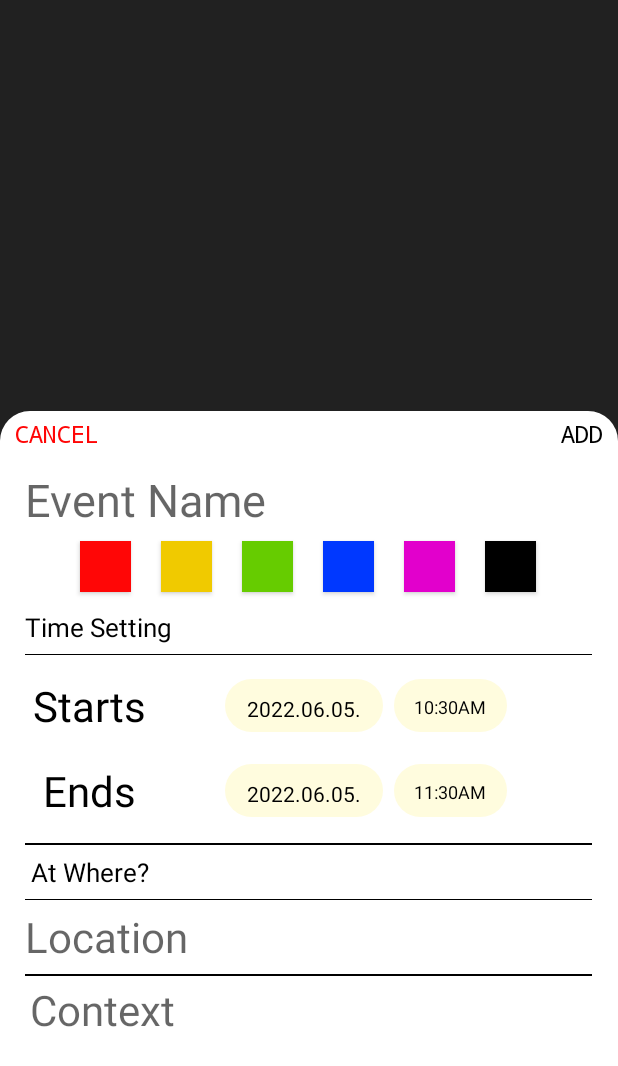
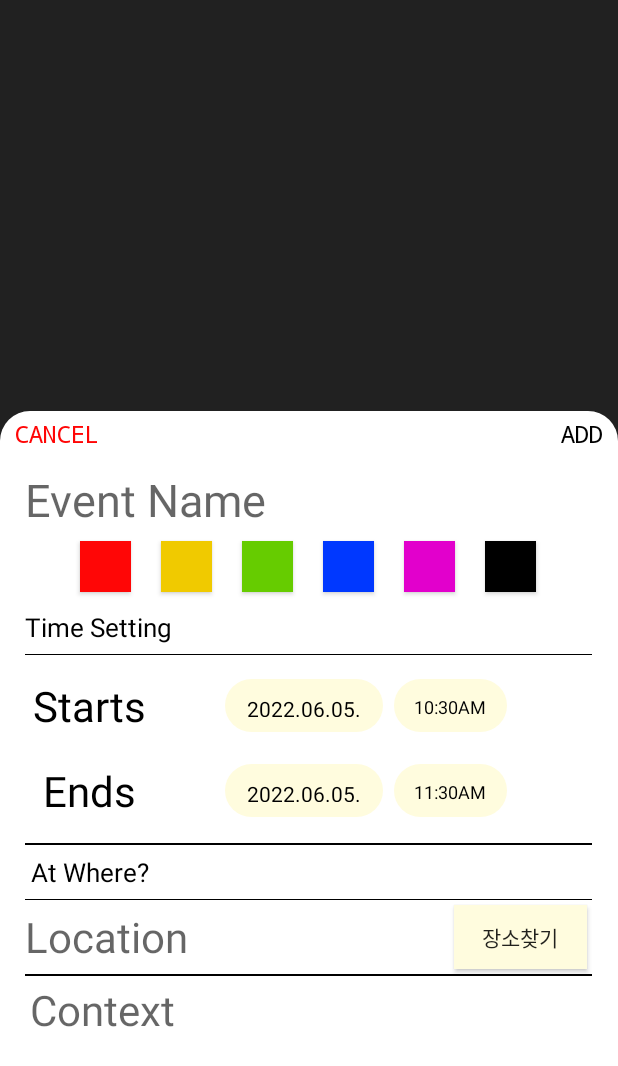
Before and after one commit to hj-jung/Exam1, an Android app: the ScheduleUpdateActivity screen opened directly, with no data from a screen before it, on a phone screen of 412 x 824 dp. Shown: the top 1066 px of the screen. Run offline under Robolectric (Android 15) with nearby library versions, the phone set to English and light mode, and no system bars.

```diff
--- a/app/src/main/AndroidManifest.xml
+++ b/app/src/main/AndroidManifest.xml
@@ -52,7 +52,7 @@
         <activity android:name=".Activity.LocationActivity"/>
 
         <meta-data android:name="com.kakao.sdk.AppKey"
-            android:value="8267284f26c823bdac89070cabe710bb"/>
+            android:value="49e16f9381459f81cc14847f10ce66a3"/>
 
     </application>
 
--- a/app/src/main/java/com/cookandroid/exam/Activity/DetailPageActivity.java
+++ b/app/src/main/java/com/cookandroid/exam/Activity/DetailPageActivity.java
@@ -193,11 +193,12 @@ public class DetailPageActivity extends Activity {
                 break;
         }
 
-        SimpleDateFormat format = new SimpleDateFormat("yyyyMMdd", Locale.getDefault());
+/*        SimpleDateFormat format = new SimpleDateFormat("yyyyMMdd", Locale.getDefault());
         base_date = format.format(date);
         System.out.println("WeatherNMap 171 : " + data.getStartYmd());
         dust_daytime = data.getStartYmd() + " " + base_time + ":00";
         base_time = base_time.concat("00");
+ */
 
         //UI 객체 설정
         backButton = (ImageButton) findViewById(R.id.detail_back);
@@ -222,8 +223,9 @@ public class DetailPageActivity extends Activity {
 
         //상단 날짜 및 이벤트 이름 설정
         tvDay.setText(weekday + ", " + strMonth + " " + strCurDay);
-        tvEventName.setText(data.getTitle());
+    /*    tvEventName.setText(data.getTitle());
         tvEventTime.setText(data.getStartHms() + " - " + data.getEndHms());
+     */
 
         //날씨 API
         weatherService = WeatherRetrofitClient.getClient().create(WeatherService.class);
--- a/app/src/main/java/com/cookandroid/exam/Activity/ScheduleUpdateActivity.java
+++ b/app/src/main/java/com/cookandroid/exam/Activity/ScheduleUpdateActivity.java
@@ -39,6 +39,7 @@ public class ScheduleUpdateActivity extends FragmentActivity {
 
     EditText scheduleName, scheduleLocation, scheduleContext;
     Button col1, col2, col3, col4, col5, col6;
+    Button searchLocation;
     private ScheduleService scheduleService;
     private String color, startY, endY;
     private LocalTime startHms, endHms;
@@ -254,17 +255,15 @@ public class ScheduleUpdateActivity extends FragmentActivity {
             }
         });
 
-
         //-> Location클릭 시 장소 검색 페이지로 이동
-        scheduleLocation = (EditText) findViewById(R.id.location);
-        scheduleLocation.setOnClickListener(new View.OnClickListener() {
+        searchLocation = (Button) findViewById(R.id.btn_search_location);
+        searchLocation.setOnClickListener(new View.OnClickListener() {
             @Override
-            public void onClick(View view) {
+            public void onClick(View v) {
                 Intent intent = new Intent(getApplicationContext(), LocationActivity.class);
                 startActivity(intent);
             }
         });
-
 
         //Retrofit 인스턴스 생성
         scheduleService = RetrofitClient.getClient().create(ScheduleService.class);
@@ -295,7 +294,8 @@ public class ScheduleUpdateActivity extends FragmentActivity {
         Bundle bundle = intent.getExtras();
         x = bundle.getDouble("x");
         y = bundle.getDouble("y");
-        schedule_location = bundle.getString("Location");
+        //schedule_location = bundle.getString("Location");
+        schedule_location = "장소";
 
         Schedule schedule = new Schedule(color, schedule_context, endHms.toString() , endY, schedule_location, startHms.toString(), startY, user_id, schedule_name, x, y);
 
--- a/app/src/main/java/com/cookandroid/exam/Retrofit/RetrofitClient.java
+++ b/app/src/main/java/com/cookandroid/exam/Retrofit/RetrofitClient.java
@@ -8,7 +8,7 @@ import retrofit2.converter.gson.GsonConverterFactory;
 public class RetrofitClient {
 
     // server의 url을 적어준다
-    private static final String URL = "https://41f3-110-12-7-108.ngrok.io";
+    private static final String URL = "https://48f1-110-12-7-108.ngrok.io";
     private static Retrofit retrofit = null;
 
     public static Retrofit getClient() {
--- a/app/src/main/res/layout/activity_scheduleupdate.xml
+++ b/app/src/main/res/layout/activity_scheduleupdate.xml
@@ -257,16 +257,34 @@
                 android:layout_gravity="center"
                 android:background="#000000"/>
 
-            <EditText
-                android:id="@+id/location"
-                android:layout_width="wrap_content"
+            <LinearLayout
+                android:layout_width="match_parent"
                 android:layout_height="0dp"
                 android:layout_weight="1.1"
-                android:ems="10"
-                android:background="@null"
-                android:inputType="textPersonName"
-                android:textSize="28dp"
-                android:hint="Location" />
+                android:orientation="horizontal">
+
+                <EditText
+                    android:id="@+id/location"
+                    android:layout_width="0dp"
+                    android:layout_height="match_parent"
+                    android:layout_weight="8"
+                    android:ems="10"
+                    android:background="@null"
+                    android:inputType="textPersonName"
+                    android:textSize="28dp"
+                    android:hint="Location" />
+
+                <Button
+                    android:id="@+id/btn_search_location"
+                    android:layout_width="0dp"
+                    android:layout_height="match_parent"
+                    android:layout_weight="2.5"
+                    android:layout_margin="3dp"
+                    android:background="@color/pale_yellow"
+                    android:text="장소찾기" />
+
+            </LinearLayout>
+
 
             <View
                 android:layout_width="match_parent"
```
Also changed, not shown: app/src/main/res/layout/activity_detail_page.xml (+11 -11 lines).
